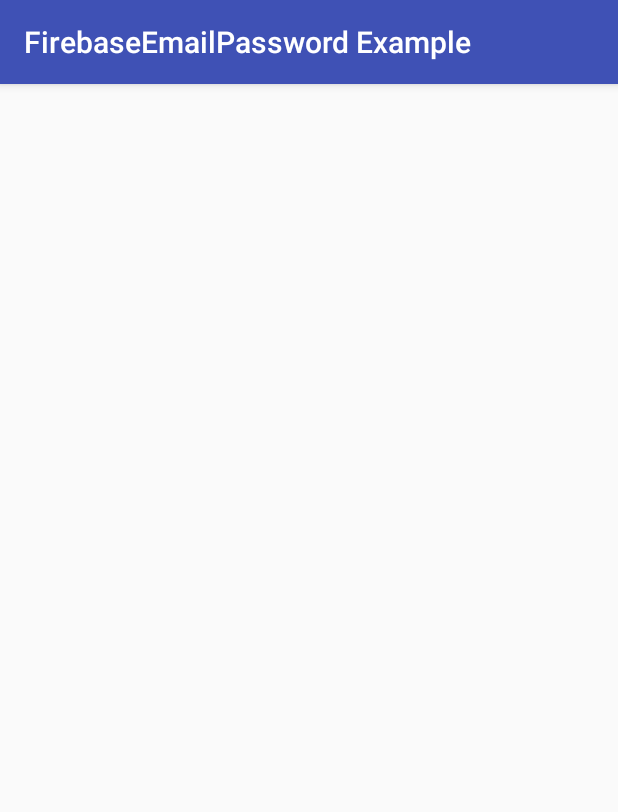
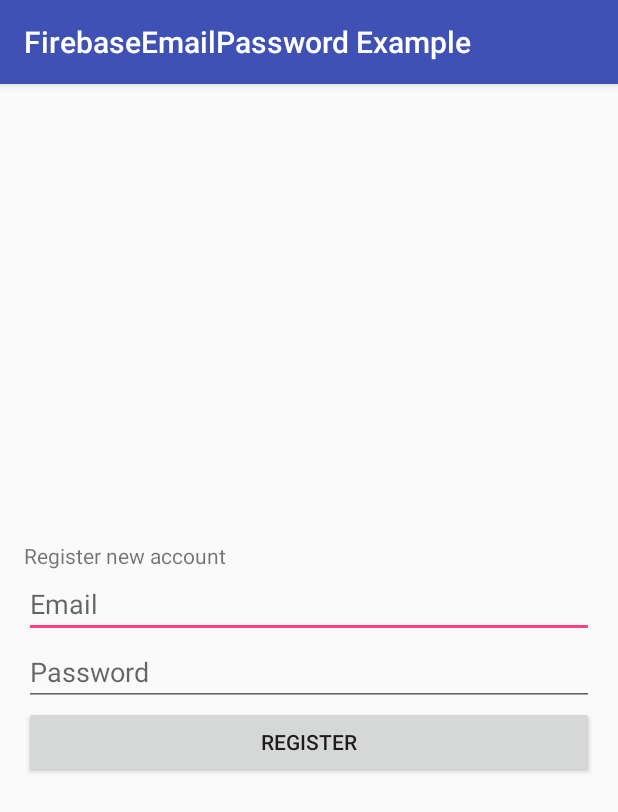
Before and after one commit to buildbro/FirebaseEmailPasswordExample, an Android app: the RegistrationActivity screen opened directly, with no data from a screen before it, on a phone screen of 412 x 824 dp. Shown: the top 812 px of the screen. Run offline under Robolectric (Android 15) with nearby library versions, the phone set to English and light mode, and no system bars.

Commit message:
Add essential UI elements EditText, Buttons, etc

```diff
--- a/app/src/main/AndroidManifest.xml
+++ b/app/src/main/AndroidManifest.xml
@@ -17,7 +17,8 @@
             </intent-filter>
         </activity>
         <activity android:name=".LoginActivity" />
-        <activity android:name=".RegistrationActivity"></activity>
+        <activity android:name=".RegistrationActivity" />
+        <activity android:name=".DashboardActivity"></activity>
     </application>
 
 </manifest>
--- a/app/src/main/res/layout/activity_registration.xml
+++ b/app/src/main/res/layout/activity_registration.xml
@@ -1,9 +1,42 @@
 <?xml version="1.0" encoding="utf-8"?>
-<android.support.constraint.ConstraintLayout xmlns:android="http://schemas.android.com/apk/res/android"
+<LinearLayout xmlns:android="http://schemas.android.com/apk/res/android"
     xmlns:app="http://schemas.android.com/apk/res-auto"
     xmlns:tools="http://schemas.android.com/tools"
     android:layout_width="match_parent"
     android:layout_height="match_parent"
+    android:gravity="center_vertical"
+    android:orientation="vertical"
+    android:padding="16dp"
     tools:context=".RegistrationActivity">
 
-</android.support.constraint.ConstraintLayout>
+    <TextView
+        android:layout_width="wrap_content"
+        android:layout_height="wrap_content"
+        android:text="Register new account" />
+
+    <EditText
+        android:id="@+id/email"
+        android:layout_width="match_parent"
+        android:layout_height="wrap_content"
+        android:hint="Email" />
+
+    <EditText
+        android:id="@+id/password"
+        android:layout_width="match_parent"
+        android:layout_height="wrap_content"
+        android:hint="Password"
+        android:inputType="textPassword" />
+
+    <Button
+        android:id="@+id/register"
+        android:layout_width="match_parent"
+        android:layout_height="wrap_content"
+        android:text="Register" />
+
+    <ProgressBar
+        android:id="@+id/progressBar"
+        android:layout_width="wrap_content"
+        android:layout_height="wrap_content"
+        android:visibility="gone" />
+
+</LinearLayout>
```
Also changed, not shown: app/src/main/java/com/example/firebaseemailpasswordexample/DashboardActivity.java (added, +13 -0 lines), app/src/main/java/com/example/firebaseemailpasswordexample/MainActivity.java (+26 -0 lines), app/src/main/res/layout/activity_dashboard.xml (added, +14 -0 lines), app/src/main/res/layout/activity_login.xml (+33 -2 lines), app/src/main/res/layout/activity_main.xml (+12 -9 lines).
